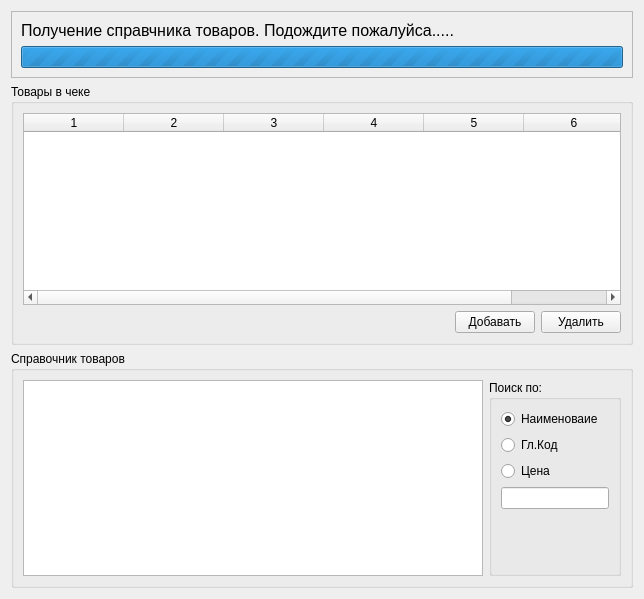
This is RecoveryWizard/articlepage.ui in rust3128/CheckRecoveryWizard as Qt 5 draws it before an edit. The edited form follows.
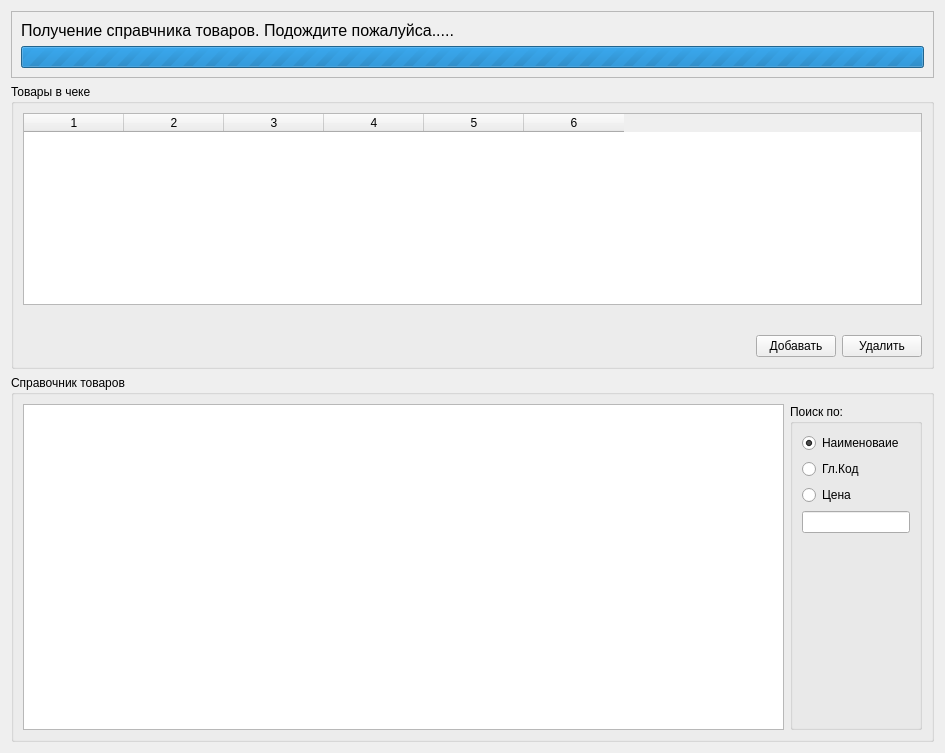
This is the edited form.

What changed in the file:
```diff
--- a/RecoveryWizard/articlepage.ui
+++ b/RecoveryWizard/articlepage.ui
@@ -6,8 +6,8 @@
    <rect>
     <x>0</x>
     <y>0</y>
-    <width>644</width>
-    <height>599</height>
+    <width>945</width>
+    <height>753</height>
    </rect>
   </property>
   <property name="windowTitle">
@@ -19,7 +19,7 @@
   <property name="subTitle">
    <string>Укажите список товаров в востанавливаемом чеке.</string>
   </property>
-  <layout class="QGridLayout" name="gridLayout_5">
+  <layout class="QGridLayout" name="gridLayout_5" rowstretch="0,0,1">
    <item row="0" column="0">
     <widget class="QFrame" name="frameProgress">
      <property name="frameShape">
@@ -112,6 +112,24 @@
         <column/>
        </widget>
       </item>
+      <item row="1" column="0" colspan="3">
+       <widget class="QLabel" name="labelSumm">
+        <property name="font">
+         <font>
+          <pointsize>12</pointsize>
+         </font>
+        </property>
+        <property name="styleSheet">
+         <string notr="true">color: rgb(0, 0, 255);</string>
+        </property>
+        <property name="text">
+         <string/>
+        </property>
+        <property name="alignment">
+         <set>Qt::AlignRight|Qt::AlignTrailing|Qt::AlignVCenter</set>
+        </property>
+       </widget>
+      </item>
      </layout>
     </widget>
    </item>
```
Left out of the diff: 38 changed lines with no effect on the pictures.
